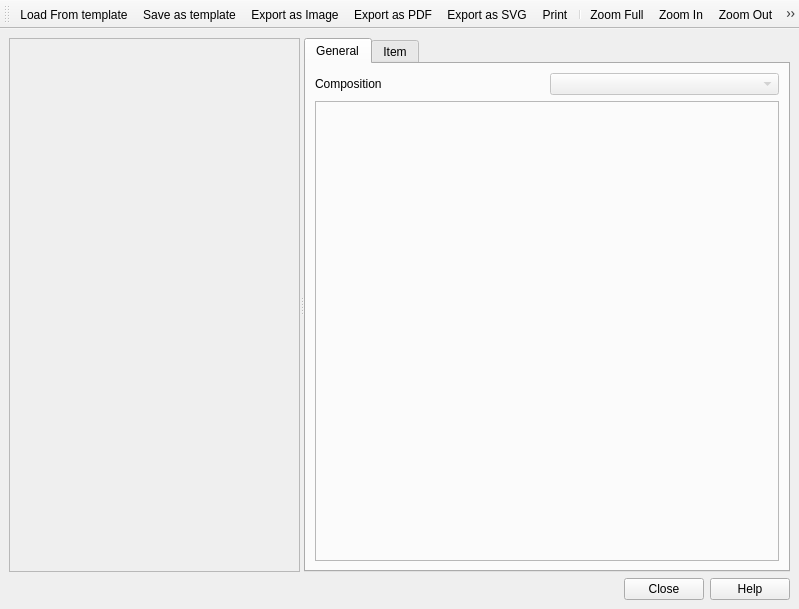
The window that qgis/src/ui/qgscomposerbase.ui (sourcepole/qgis) describes before a commit, drawn with Qt 5.
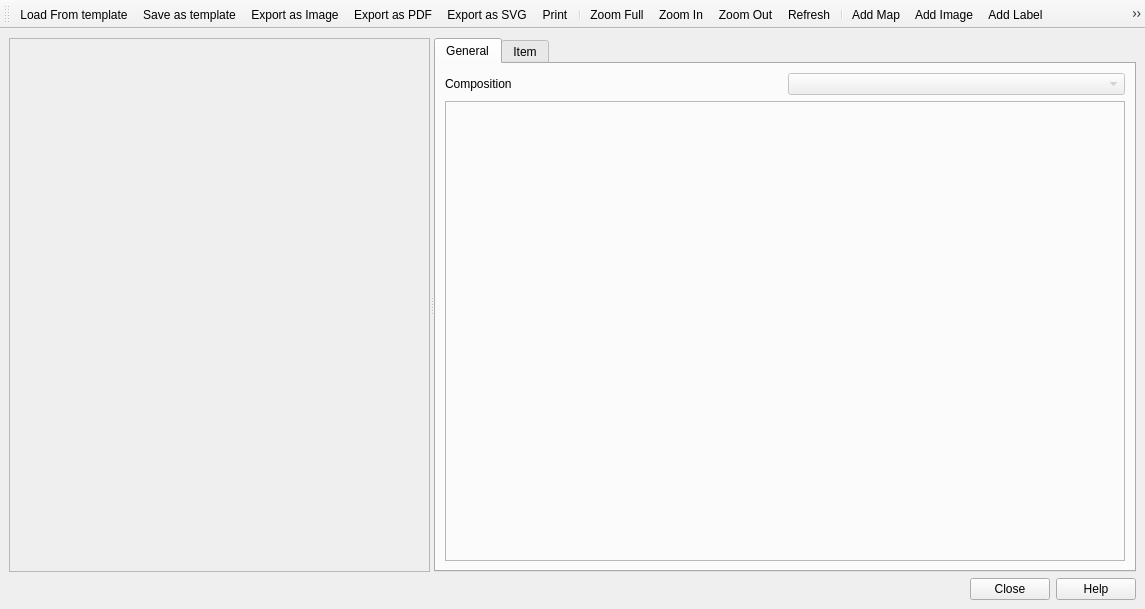
The same window after the commit. Icons and pictures are not drawn.

Commit message: Print composer gui cleanups from Milena

```diff
--- a/qgis/src/ui/qgscomposerbase.ui
+++ b/qgis/src/ui/qgscomposerbase.ui
@@ -6,7 +6,7 @@
    <rect>
     <x>0</x>
     <y>0</y>
-    <width>799</width>
+    <width>1145</width>
     <height>609</height>
    </rect>
   </property>
@@ -172,6 +172,7 @@
    <addaction name="mActionAddBasicShape"/>
    <addaction name="mActionAddArrow"/>
    <addaction name="mActionAddTable"/>
+   <addaction name="separator"/>
    <addaction name="mActionSelectMoveItem"/>
    <addaction name="mActionMoveItemContent"/>
    <addaction name="mActionGroupItems"/>
```
The commit also changes 2 other files.
